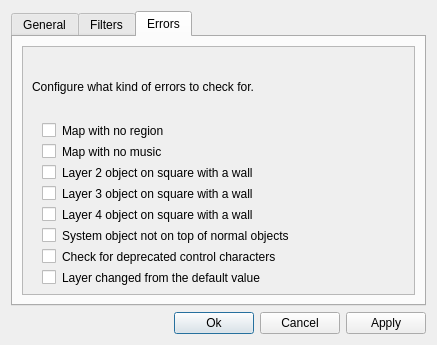
Qt form tools/map-checker-qt/ui/ui_dialog_preferences.ui (atrinik/atrinik) before a commit.
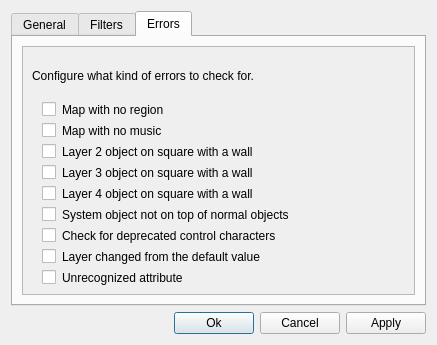
The same form after that commit. The open tabs and pages were chosen to show the change.

Commit message: Map checker improvements: merge object and archetype checkers, add attribute data type checker, add optional unrecognized attribute name checker, correctly link arches to objects in archetype definition inventories.

What changed in the file:
```diff
--- a/tools/map-checker-qt/ui/ui_dialog_preferences.ui
+++ b/tools/map-checker-qt/ui/ui_dialog_preferences.ui
@@ -351,9 +351,9 @@
           <property name="geometry">
            <rect>
             <x>0</x>
-            <y>0</y>
-            <width>385</width>
-            <height>233</height>
+            <y>-12</y>
+            <width>364</width>
+            <height>245</height>
            </rect>
           </property>
           <layout class="QGridLayout" name="gridLayout_8">
@@ -444,6 +444,16 @@
              </property>
             </widget>
            </item>
+           <item row="9" column="0">
+            <widget class="QCheckBox" name="pref_errors_unknown_attribute">
+             <property name="styleSheet">
+              <string notr="true">margin-left: 10;</string>
+             </property>
+             <property name="text">
+              <string>Unrecognized attribute</string>
+             </property>
+            </widget>
+           </item>
           </layout>
          </widget>
         </widget>
```
Left out of the diff: 2 changed lines with no effect on the pictures. The commit also changes 6 other files.
